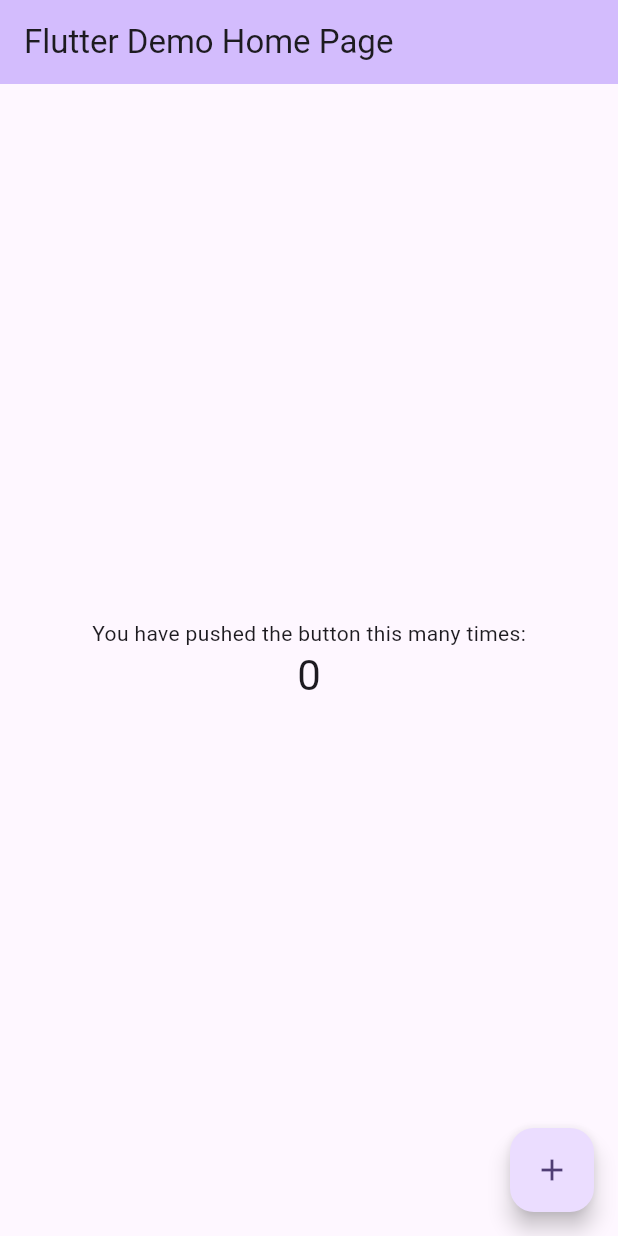
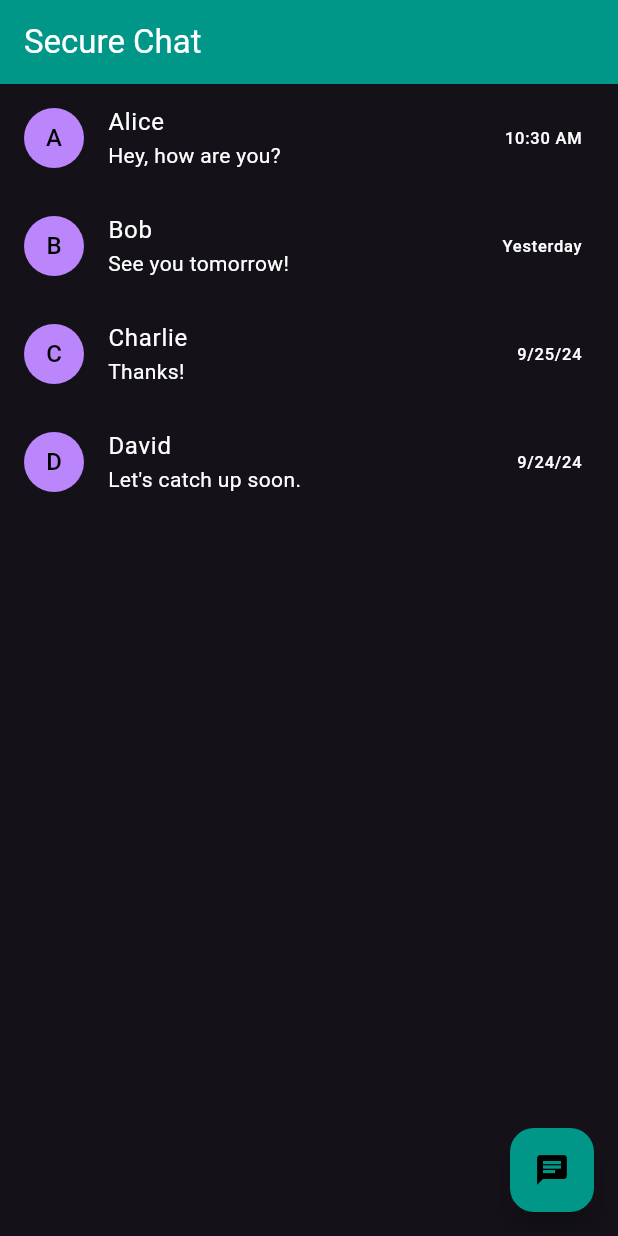
Before and after one commit to could-ai/019a495a-b012-7bed-868d-d99a28fcfdd5, a Flutter app: the screen it shows after launch, on a phone screen of 412 x 824 dp. Run offline on Flutter 3.47's test engine with Material 3 defaults, Android fonts, the phone set to English and light mode, and no system bars.

Commit message:
I have updated the main application file to set up the foundation for our secure chat application. The previous counter demo has been replaced with a new `ChatApp` widget. I've configured a dark theme with teal as the primary color, which is a common and visually appealing choice for chat applications. The home screen is now set to `ChatHomeScreen`, which will serve as the main entry point for users to see their conversations. This change effectively removes the boilerplate code and establishes the core visual and structural setup for the chat app.; I have created the `ChatHomeScreen`, which serves as the main screen for the user, displaying a list of their ongoing conversations. For demonstration purposes, I've populated it with dummy data representing different chats with contacts like Alice and Bob. Each list item shows the contact's name, their last message, and the time it was sent. Tapping on a conversation will navigate the user to the detailed `ChatScreen` for that contact. I've also included a floating action button with a chat icon, which is a standard UI pattern for initiating new conversations. This screen provides the essential functionality for users to view and access their chats.; This file implements the `ChatScreen`, which is the heart of the user interaction where conversations happen. The screen's app bar dynamically displays the name of the person the user is chatting with. I've designed the chat bubbles to align to the right for the user's own messages and to the left for messages from the other party, which is a standard and intuitive design for chat interfaces. The screen is populated with dummy messages to illustrate how a conversation would look. At the bottom, there is a text input field and a send button, allowing the user to type and send new messages. The `_sendMessage` function adds the new message to the list and clears the input field, providing a seamless chatting experience.

```diff
--- /dev/null
+++ b/usr/lib/chat_home_screen.dart
@@ -0,0 +1,57 @@
+import 'package:flutter/material.dart';
+import 'package:couldai_user_app/chat_screen.dart';
+
+class ChatHomeScreen extends StatefulWidget {
+  const ChatHomeScreen({super.key});
+
+  @override
+  State<ChatHomeScreen> createState() => _ChatHomeScreenState();
+}
+
+class _ChatHomeScreenState extends State<ChatHomeScreen> {
+  final List<Map<String, String>> _chats = [
+    {"name": "Alice", "message": "Hey, how are you?", "time": "10:30 AM"},
+    {"name": "Bob", "message": "See you tomorrow!", "time": "Yesterday"},
+    {"name": "Charlie", "message": "Thanks!", "time": "9/25/24"},
+    {"name": "David", "message": "Let's catch up soon.", "time": "9/24/24"},
+  ];
+
+  @override
+  Widget build(BuildContext context) {
+    return Scaffold(
+      appBar: AppBar(
+        title: const Text('Secure Chat'),
+        backgroundColor: Theme.of(context).primaryColor,
+      ),
+      body: ListView.builder(
+        itemCount: _chats.length,
+        itemBuilder: (context, index) {
+          final chat = _chats[index];
+          return ListTile(
+            leading: CircleAvatar(
+              child: Text(chat['name']![0]),
+            ),
+            title: Text(chat['name']!),
+            subtitle: Text(chat['message']!),
+            trailing: Text(chat['time']!),
+            onTap: () {
+              Navigator.push(
+                context,
+                MaterialPageRoute(
+                  builder: (context) => ChatScreen(name: chat['name']!),
+                ),
+              );
+            },
+          );
+        },
+      ),
+      floatingActionButton: FloatingActionButton(
+        onPressed: () {
+          // TODO: Implement new chat functionality
+        },
+        backgroundColor: Theme.of(context).primaryColor,
+        child: const Icon(Icons.chat),
+      ),
+    );
+  }
+}
--- a/usr/lib/main.dart
+++ b/usr/lib/main.dart
@@ -1,120 +1,27 @@
 import 'package:flutter/material.dart';
+import 'package:couldai_user_app/chat_home_screen.dart';
 
 void main() {
-  runApp(const MyApp());
+  runApp(const ChatApp());
 }
 
-class MyApp extends StatelessWidget {
-  const MyApp({super.key});
+class ChatApp extends StatelessWidget {
+  const ChatApp({super.key});
 
-  // This widget is the root of your application.
   @override
   Widget build(BuildContext context) {
     return MaterialApp(
-      title: 'Flutter Demo',
+      title: 'Secure Chat',
+      theme: ThemeData.dark().copyWith(
+        primaryColor: Colors.teal,
+        hintColor: Colors.tealAccent,
+        colorScheme: ColorScheme.dark().copyWith(
+          primary: Colors.teal,
+          secondary: Colors.tealAccent,
+        ),
+      ),
       debugShowCheckedModeBanner: false,
-      theme: ThemeData(
-        // This is the theme of your application.
-        //
-        // TRY THIS: Try running your application with "flutter run". You'll see
-        // the application has a purple toolbar. Then, without quitting the app,
-        // try changing the seedColor in the colorScheme below to Colors.green
-        // and then invoke "hot reload" (save your changes or press the "hot
-        // reload" button in a Flutter-supported IDE, or press "r" if you used
-        // the command line to start the app).
-        //
-        // Notice that the counter didn't reset back to zero; the application
-        // state is not lost during the reload. To reset the state, use hot
-        // restart instead.
-        //
-        // This works for code too, not just values: Most code changes can be
-        // tested with just a hot reload.
-        colorScheme: ColorScheme.fromSeed(seedColor: Colors.deepPurple),
-      ),
-      home: const MyHomePage(title: 'Flutter Demo Home Page'),
+      home: const ChatHomeScreen(),
     );
   }
 }
-
-class MyHomePage extends StatefulWidget {
-  const MyHomePage({super.key, required this.title});
-
-  // This widget is the home page of your application. It is stateful, meaning
-  // that it has a State object (defined below) that contains fields that affect
-  // how it looks.
-
-  // This class is the configuration for the state. It holds the values (in this
-  // case the title) provided by the parent (in this case the App widget) and
-  // used by the build method of the State. Fields in a Widget subclass are
-  // always marked "final".
-
-  final String title;
-
-  @override
-  State<MyHomePage> createState() => _MyHomePageState();
-}
-
-class _MyHomePageState extends State<MyHomePage> {
-  int _counter = 0;
-
-  void _incrementCounter() {
-    setState(() {
-      // This call to setState tells the Flutter framework that something has
-      // changed in this State, which causes it to rerun the build method below
-      // so that the display can reflect the updated values. If we changed
-      // _counter without calling setState(), then the build method would not be
-      // called again, and so nothing would appear to happen.
-      _counter++;
-    });
-  }
-
-  @override
-  Widget build(BuildContext context) {
-    // This method is rerun every time setState is called, for instance as done
-    // by the _incrementCounter method above.
-    //
-    // The Flutter framework has been optimized to make rerunning build methods
-    // fast, so that you can just rebuild anything that needs updating rather
-    // than having to individually change instances of widgets.
-    return Scaffold(
-      appBar: AppBar(
-        // TRY THIS: Try changing the color here to a specific color (to
-        // Colors.amber, perhaps?) and trigger a hot reload to see the AppBar
-        // change color while the other colors stay the same.
-        backgroundColor: Theme.of(context).colorScheme.inversePrimary,
-        // Here we take the value from the MyHomePage object that was created by
-        // the App.build method, and use it to set our appbar title.
-        title: Text(widget.title),
-      ),
-      body: Center(
-        // Center is a layout widget. It takes a single child and positions it
-        // in the middle of the parent.
-        child: Column(
-          // Column is also a layout widget. It takes a list of children and
-          // arranges them vertically. By default, it sizes itself to fit its
-          // children horizontally, and tries to be as tall as its parent.
-          //
-          // Column has various properties to control how it sizes itself and
-          // how it positions its children. Here we use mainAxisAlignment to
-          // center the children vertically; the main axis here is the vertical
-          // axis because Columns are vertical (the cross axis would be
-          // horizontal).
-          //
-          // TRY THIS: Invoke "debug painting" (choose the "Toggle Debug Paint"
-          // action in the IDE, or press "p" in the console), to see the
-          // wireframe for each widget.
-          mainAxisAlignment: MainAxisAlignment.center,
-          children: <Widget>[
-            const Text('You have pushed the button this many times:'),
-            Text('$_counter', style: Theme.of(context).textTheme.headlineMedium),
-          ],
-        ),
-      ),
-      floatingActionButton: FloatingActionButton(
-        onPressed: _incrementCounter,
-        tooltip: 'Increment',
-        child: const Icon(Icons.add),
-      ), // This trailing comma makes auto-formatting nicer for build methods.
-    );
-  }
-}
```
Also changed, not shown: usr/lib/chat_screen.dart (added, +110 -0 lines).
